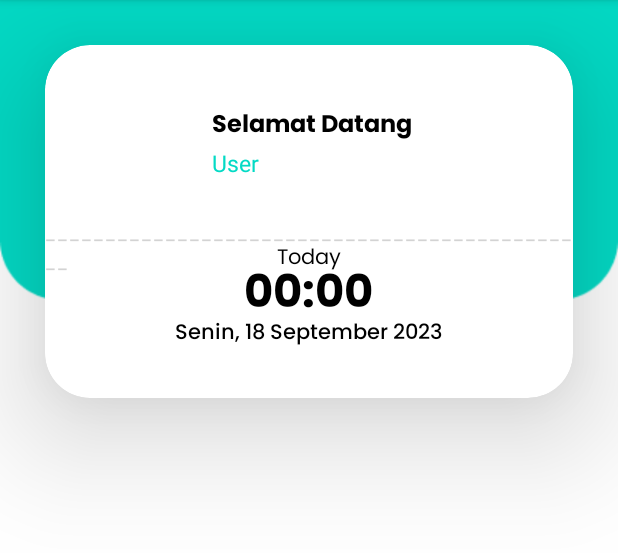
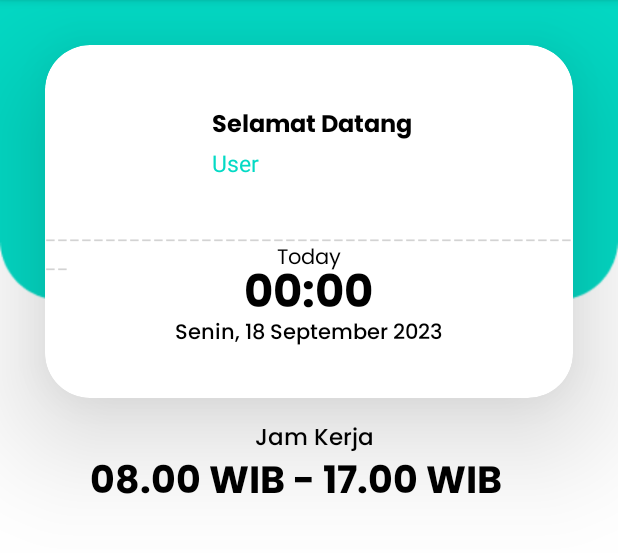
Before and after one commit to rmdhaniap/App-Presensi, an Android app: the MainActivity screen opened directly, with no data from a screen before it, on a phone screen of 412 x 824 dp, the part 84-637 px from its top. Run offline under Robolectric (Android 15) with nearby library versions, the phone set to English and light mode, and no system bars.

Commit message:
add some interface

```diff
--- a/app/src/main/res/layout/activity_main.xml
+++ b/app/src/main/res/layout/activity_main.xml
@@ -108,4 +108,24 @@
 
     </androidx.cardview.widget.CardView>
 
+    <TextView
+        android:layout_width="wrap_content"
+        android:layout_height="wrap_content"
+        android:text="Jam Kerja"
+        android:textSize="15sp"
+        android:textColor="@color/black"
+        android:fontFamily="@font/poppinsmedium"
+        android:layout_marginTop="280dp"
+        android:layout_marginLeft="170dp"/>
+
+    <TextView
+        android:layout_width="wrap_content"
+        android:layout_height="wrap_content"
+        android:text="08.00 WIB - 17.00 WIB"
+        android:textSize="25sp"
+        android:textColor="@color/black"
+        android:fontFamily="@font/poppinsbold"
+        android:layout_marginTop="300dp"
+        android:layout_marginLeft="60dp"/>
+
 </RelativeLayout>
```
